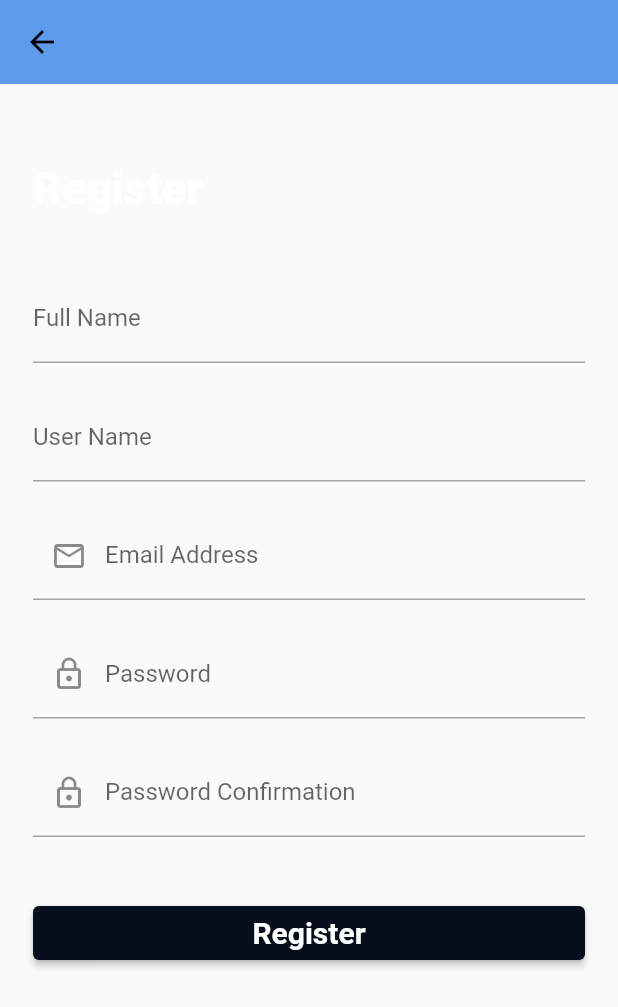
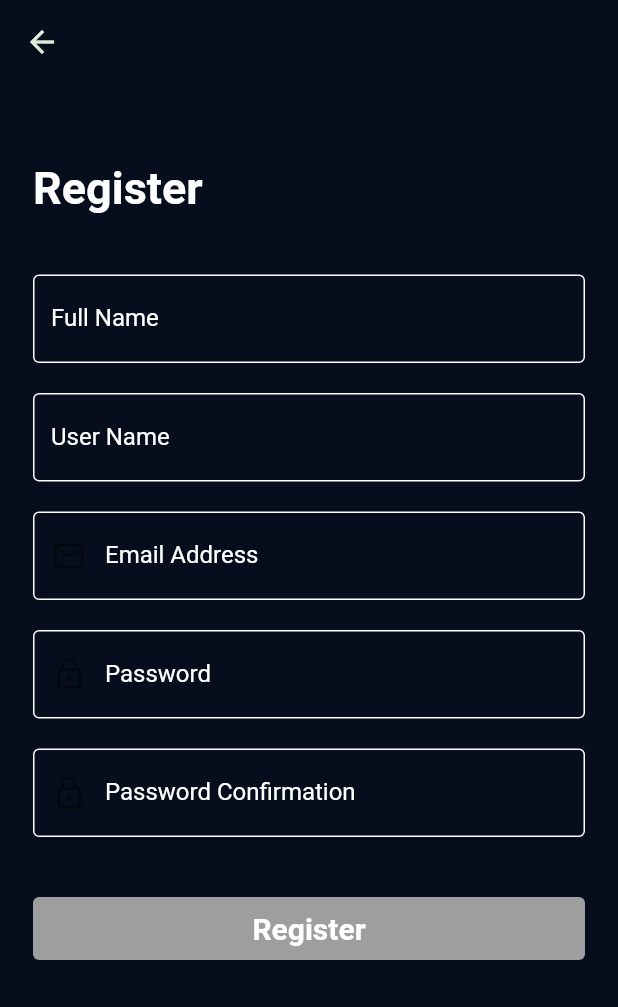
Before and after one commit to kirolos003/ToDo-App, a Flutter app: the screen it shows after launch, after a tap on "Login", after a tap on "Register", on a phone screen of 412 x 824 dp. Shown: the top 1007 px of the screen. Run offline on Flutter 3.47's test engine with Material 2 defaults, Android fonts, the phone set to English and light mode, and no system bars; our stand-ins replace calendar_timeline, cloud_firestore, firebase_auth, firebase_core, flutter_slidable, shared_preferences; accounts and stored records are empty; generated files the repository leaves out were written again.

Commit message:
solved all the problems with the app and enhanced the UI of Login Screen and the Register Screen

```diff
--- a/lib/UI/dialog_util.dart
+++ b/lib/UI/dialog_util.dart
@@ -1,14 +1,18 @@
+import 'package:flutter/cupertino.dart';
 import 'package:flutter/material.dart';
 
-class DialogUtil{
-  static void showLoading(BuildContext context , String message , {bool isDismissAble = true}){
-    showDialog(
+class DialogUtil {
+  static void showLoading(BuildContext context, String message,
+      {bool isDismissAble = true}) {
+    showCupertinoDialog(
       context: context,
       builder: (context) => AlertDialog(
         content: Row(
           children: [
             const CircularProgressIndicator(),
-              const SizedBox(width: 20,),
+            const SizedBox(
+              width: 20,
+            ),
             Text(message),
           ],
         ),
@@ -17,30 +21,30 @@ class DialogUtil{
     );
   }
 
-  static void hideDialog(BuildContext context){
+  static void hideDialog(BuildContext context) {
     Navigator.pop(context);
   }
 
-  static void showMessage(
-      BuildContext context ,
-      String message ,
-      {
-        bool isDismissAble = true  ,
-        String? posActionTitle ,
-        String? negActionTitle ,
+  static void showMessage(BuildContext context, String message,
+      {bool isDismissAble = true,
+      String? posActionTitle,
+      String? negActionTitle,
       Function? posAction,
-        Function? negAction
-      }){
+      Function? negAction}) {
     List<Widget> actions = [];
-    if(negActionTitle != null){
-      actions.add(TextButton(onPressed: (){
+    if (negActionTitle != null) {
+      actions.add(TextButton(
+          onPressed: () {
             negAction?.call();
-      }, child: Text(negActionTitle)));
+          },
+          child: Text(negActionTitle)));
     }
-    if(posActionTitle != null){
-      actions.add(TextButton(onPressed: (){
+    if (posActionTitle != null) {
+      actions.add(TextButton(
+          onPressed: () {
             posAction?.call();
-        }, child: Text(posActionTitle)));
+          },
+          child: Text(posActionTitle)));
     }
     showDialog(
       context: context,
@@ -49,7 +53,10 @@ class DialogUtil{
         content: Row(
           children: [
             Expanded(
-              child: Text(message , maxLines: 5,),
+              child: Text(
+                message,
+                maxLines: 5,
+              ),
             ),
           ],
         ),
--- a/lib/UI/screens/Login/login_screen.dart
+++ b/lib/UI/screens/Login/login_screen.dart
@@ -19,9 +19,17 @@ class LoginScreen extends StatelessWidget {
   Widget build(BuildContext context) {
     AppProvider provider = Provider.of<AppProvider>(context);
     return Scaffold(
-      body: SingleChildScrollView(
-        child: Center(
+      appBar: AppBar(
+        backgroundColor:
+            provider.isDark ? const Color(0xff060E1E) : const Color(0xffDFECDB),
+      ),
+      body: Center(
         child: Container(
+          decoration: BoxDecoration(
+            color: provider.isDark
+                ? const Color(0xff060E1E)
+                : const Color(0xffDFECDB),
+          ),
           width: MediaQuery.of(context).size.width,
           height: MediaQuery.of(context).size.height,
           child: SafeArea(
@@ -43,10 +51,14 @@ class LoginScreen extends StatelessWidget {
                         height: 50,
                       ),
                       defaultTextForm(
+
                         controller: emailController,
                         type: TextInputType.emailAddress,
                         label: "Email Address",
-                          pre: const Icon(Icons.email_outlined),
+                        pre: Icon(Icons.email_outlined,
+                            color: CacheHelper.getData(key: 'isDark') == true
+                                ? Colors.white
+                                : Colors.black),
                         validate: (text) {
                           if (text!.isEmpty) {
                             return 'Email Address cannot be empty';
@@ -62,12 +74,16 @@ class LoginScreen extends StatelessWidget {
                         height: 20,
                       ),
                       defaultTextForm(
-                          pre: const Icon(Icons.lock_outline),
+                        pre: Icon(Icons.lock_outline,
+                            color: CacheHelper.getData(key: 'isDark') == true
+                                ? Colors.white
+                                : Colors.black),
+                        suf: provider.suffix,
                         controller: passwordController,
                         type: TextInputType.visiblePassword,
                         obsecure: true,
                         label: "Password",
-                          isPassword: true,
+                        isPassword: provider.isPassword,
                         validate: (text) {
                           if (text!.isEmpty) {
                             return 'Password cannot be empty';
@@ -87,7 +103,19 @@ class LoginScreen extends StatelessWidget {
                       ),
                       SizedBox(
                         width: double.infinity,
+                        child: SizedBox(
+                          height: 42,
                           child: ElevatedButton(
+                            style: ButtonStyle(
+                              backgroundColor:
+                                  MaterialStateProperty.resolveWith((states) {
+                                if (CacheHelper.getData(key: 'isDark') == true) {
+                                  return Colors.grey;
+                                } else {
+                                  return Colors.black;
+                                }
+                              }),
+                            ),
                             onPressed: () {
                               loginToAccount(context);
                             },
@@ -98,16 +126,17 @@ class LoginScreen extends StatelessWidget {
                             ),
                           ),
                         ),
+                      ),
                       const SizedBox(
                         height: 10,
                       ),
                       Row(
                         mainAxisAlignment: MainAxisAlignment.center,
                         children: [
-                            const Text(
+                           Text(
                             'Don\'t have an account ? ',
-                              style: TextStyle(
-                                color: Colors.black,
+                            style: Theme.of(context).textTheme.titleLarge!.copyWith(
+                              fontSize: 20
                             ),
                           ),
                           TextButton(
@@ -132,7 +161,6 @@ class LoginScreen extends StatelessWidget {
           ),
         ),
       ),
-      ),
     );
   }
 
@@ -150,24 +178,31 @@ class LoginScreen extends StatelessWidget {
         var user = UserDao.getUser(credential.user!.uid);
         DialogUtil.hideDialog(context);
         CacheHelper.saveData(key: "token", value: credential.user!.uid);
-        DialogUtil.showMessage(context, 'This data is so confidential please press confirm to continue' , isDismissAble: false , posActionTitle: "Confirm" , negActionTitle: "Cancel" , negAction: (){
+        DialogUtil.showMessage(context,
+            'This data is so confidential please press confirm to continue',
+            isDismissAble: false,
+            posActionTitle: "Confirm",
+            negActionTitle: "Cancel", negAction: () {
           DialogUtil.hideDialog(context);
           CacheHelper.removeData(key: 'token');
-        } , posAction: (){
-          DialogUtil.showLoading(context, 'Loading ....' , isDismissAble: false);
+        }, posAction: () {
+          DialogUtil.showLoading(context, 'Loading ....', isDismissAble: false);
           navigateAndFinish(context, HomeScreen());
         });
       } else {
-        DialogUtil.showMessage(context, 'Wrong E-mail or Paasword' , posActionTitle: "ok" , posAction: (){
+        DialogUtil.showMessage(context, 'Wrong E-mail or Paasword',
+            posActionTitle: "ok", posAction: () {
           Navigator.pop(context);
         });
       }
     } on FirebaseAuthException catch (_) {
       DialogUtil.hideDialog(context);
-      DialogUtil.showMessage(context, "Authentication failed. Wrong E-mail or Paaswor.");
+      DialogUtil.showMessage(
+          context, "Authentication failed. Wrong E-mail or Paaswor.");
     } catch (e, stackTrace) {
       print("Exception: $e\n$stackTrace");
-      DialogUtil.showMessage(context, "Authentication failed. Please try again later.");
+      DialogUtil.showMessage(
+          context, "Authentication failed. Please try again later.");
     }
   }
 }
--- a/lib/UI/screens/Register/register_screen.dart
+++ b/lib/UI/screens/Register/register_screen.dart
@@ -2,6 +2,7 @@ import 'package:firebase_auth/firebase_auth.dart';
 import 'package:flutter/material.dart';
 import 'package:provider/provider.dart';
 import 'package:todo/FireBaseErrorCodes.dart';
+import 'package:todo/Network/local/cache_helper.dart';
 import 'package:todo/UI/dialog_util.dart';
 import 'package:todo/UI/screens/Login/login_screen.dart';
 import 'package:todo/database/usersDao.dart';
@@ -23,9 +24,17 @@ class RegisterScreen extends StatelessWidget {
   Widget build(BuildContext context) {
     AppProvider provider = Provider.of<AppProvider>(context);
     return Scaffold(
-      appBar: AppBar(),
-      body: SingleChildScrollView(
-        child: Container(
+      appBar: AppBar(
+        iconTheme: IconThemeData(color : provider.isDark ? const Color(0xffDFECDB) : const Color(0xff060E1E)),
+        backgroundColor:
+            provider.isDark ? const Color(0xff060E1E) : const Color(0xffDFECDB),
+      ),
+      body: Container(
+        decoration: BoxDecoration(
+          color: provider.isDark
+              ? const Color(0xff060E1E)
+              : const Color(0xffDFECDB),
+        ),
         width: MediaQuery.of(context).size.width,
         height: MediaQuery.of(context).size.height,
         child: SafeArea(
@@ -147,7 +156,18 @@ class RegisterScreen extends StatelessWidget {
                   ),
                   SizedBox(
                     width: double.infinity,
+                    height: 42,
                     child: ElevatedButton(
+                      style:  ButtonStyle(
+                        backgroundColor:
+                        MaterialStateProperty.resolveWith((states) {
+                          if (CacheHelper.getData(key: 'isDark') == true) {
+                            return Colors.grey;
+                          } else {
+                            return Colors.black;
+                          }
+                        }),
+                      ),
                       onPressed: () async {
                         createAccount(context);
                       },
@@ -166,7 +186,6 @@ class RegisterScreen extends StatelessWidget {
           ),
         ),
       ),
-      ),
     );
   }
 
@@ -180,15 +199,14 @@ class RegisterScreen extends StatelessWidget {
         email: emailController.text,
         password: passwordController.text,
       );
-      await UserDao.createUser(
-        MyUser.User(
+      await UserDao.createUser(MyUser.User(
         id: credential.user?.uid,
         userName: userName.text,
         fullName: fullName.text,
         email: emailController.text,
-        )
-      );
-      DialogUtil.showMessage(context, 'Registered Successfully' , posActionTitle: 'ok' , posAction: (){
+      ));
+      DialogUtil.showMessage(context, 'Registered Successfully',
+          posActionTitle: 'ok', posAction: () {
         navigateAndFinish(context, LoginScreen());
       });
       print(credential.user?.uid);
@@ -198,8 +216,6 @@ class RegisterScreen extends StatelessWidget {
       } else if (e.code == FireBaseErrorCodes.emailInUse) {
         print('The account already exists for that email.');
       }
-    } catch (e) {
-      print(e);
     }
   }
 }
--- a/lib/main.dart
+++ b/lib/main.dart
@@ -22,9 +22,7 @@ void main() async {
       const Settings(cacheSizeBytes: Settings.CACHE_SIZE_UNLIMITED);
   Widget? widget;
   await CacheHelper.init();
-  String? token = await CacheHelper.getData(
-      key: 'token'
-  );
+  String? token = await CacheHelper.getData(key: 'token');
   if (token != null) {
     widget = const HomeScreen();
   } else {
@@ -36,14 +34,21 @@ void main() async {
       create: (BuildContext context) => AppProvider()
         ..changeAppTheme(fromShared: isDark)
         ..changeAppLanguage(fromShared: isEnglish),
-      child: MyApp(isDark: isDark, isEnglish: isEnglish , startWidget: widget,)));
+      child: MyApp(
+        isDark: isDark,
+        isEnglish: isEnglish,
+        startWidget: widget,
+      )));
 }
 
 class MyApp extends StatelessWidget {
   final bool? isDark;
   final String? isEnglish;
   final Widget? startWidget;
-  MyApp({required this.isDark, required this.isEnglish , required this.startWidget});
+  const MyApp(
+      {super.key, required this.isDark,
+      required this.isEnglish,
+      required this.startWidget});
 
   @override
   Widget build(BuildContext context) {
@@ -56,20 +61,23 @@ class MyApp extends StatelessWidget {
       themeMode: provider.isDark ? ThemeMode.dark : ThemeMode.light,
       debugShowCheckedModeBanner: false,
       locale: Locale(provider.isEnglish == 'en' ? 'en' : 'ar'),
-      home: SplashScreen(startWidget: startWidget,),
+      home: SplashScreen(
+        startWidget: startWidget,
+      ),
     );
   }
 }
 
 class SplashScreen extends StatefulWidget {
   final Widget? startWidget;
-  SplashScreen({required this.startWidget});
+  const SplashScreen({super.key, required this.startWidget});
   @override
-  State<SplashScreen> createState() => SplashScreenState(startWidget: startWidget);
+  State<SplashScreen> createState() =>
+      SplashScreenState(startWidget: startWidget);
 }
 
 class SplashScreenState extends State<SplashScreen> {
-  final Widget? startWidget ;
+  final Widget? startWidget;
   SplashScreenState({required this.startWidget});
   @override
   void initState() {
--- a/lib/provider/app_provider.dart
+++ b/lib/provider/app_provider.dart
@@ -22,19 +22,16 @@ class AppProvider extends ChangeNotifier {
     if (fromShared != null) {
       isDark = fromShared;
       notifyListeners();
-      }
-      else {
+    } else {
       isDark = !isDark;
-        CacheHelper.saveData(key: 'isDark', value: isDark).then((value) =>
-            notifyListeners()
-        );
+      CacheHelper.saveData(key: 'isDark', value: isDark)
+          .then((value) => notifyListeners());
     }
   }
 
-  bool isPassword = false;
+  bool isPassword = true;
   IconData suffix = Icons.visibility_off_outlined;
-  void changeSuffixVisibility()
-  {
+  void changeSuffixVisibility() {
     isPassword = !isPassword;
     suffix = isPassword ? Icons.visibility_off_outlined : Icons.visibility;
     notifyListeners();
@@ -42,26 +39,24 @@ class AppProvider extends ChangeNotifier {
 
   List<Task> tasks = [];
   DateTime selectedDate = DateTime.now();
-
   void getTasks({String? uid}) async {
-    var tasksCollection = TasksDao.getTasksCollection(CacheHelper.getData(key: 'token'));
+    var tasksCollection =
+        TasksDao.getTasksCollection(CacheHelper.getData(key: 'token'));
     var querySnapshot = await tasksCollection.get();
     tasks = querySnapshot.docs.map((doc) {
       return doc.data();
     }).toList();
     notifyListeners();
     tasks = tasks.where((task) {
-      if(
-      task.time?.day == selectedDate.day &&
+      if (task.time?.day == selectedDate.day &&
           task.time?.month == selectedDate.month &&
-          selectedDate.year == task.time?.year){
+          selectedDate.year == task.time?.year) {
         return true;
-      }else{
+      } else {
         return false;
       }
     }).toList();
-
-    tasks.sort((Task task1 , Task task2){
+    tasks.sort((Task task1, Task task2) {
       // 0 => in the compare if they are equal it will return 0
       // 1 => in the compare if the task 2 is greater than task 1 it will return 1
       // -1 => in the compare if the task 2 is greater than task 1 it will return -1
@@ -71,25 +66,27 @@ class AppProvider extends ChangeNotifier {
     notifyListeners();
   }
 
-  void changeDate(DateTime newDate){
+  void changeDate(DateTime newDate) {
     selectedDate = newDate;
     getTasks();
   }
 
-  static Future<void> deleteTask(Task task , String uid) {
-    return TasksDao.getTasksCollection(uid).doc(task.id).delete().timeout(const Duration(seconds: 1) , onTimeout: (){
-    });
+  static Future<void> deleteTask(Task task, String uid) {
+    return TasksDao.getTasksCollection(uid)
+        .doc(task.id)
+        .delete()
+        .timeout(const Duration(seconds: 1), onTimeout: () {});
   }
-
-
-
 
   bool taskChecked = false;
 
   Future<void> updateTask(Task task, String uid, {bool isDone = false}) {
-    return TasksDao.getTasksCollection(uid)
-        .doc(task.id)
-        .update({'isDone': isDone , 'title' : task.title , 'description' : task.description ,'time' :task.time}).timeout(const Duration(milliseconds: 500) , onTimeout: (){
+    return TasksDao.getTasksCollection(uid).doc(task.id).update({
+      'isDone': isDone,
+      'title': task.title,
+      'description': task.description,
+      'time': task.time
+    }).timeout(const Duration(milliseconds: 500), onTimeout: () {
       taskChecked = isDone;
       notifyListeners();
     });
--- a/lib/shared/components.dart
+++ b/lib/shared/components.dart
@@ -1,4 +1,6 @@
 import 'package:flutter/material.dart';
+
+import '../Network/local/cache_helper.dart';
 
 Widget defaultButton({
   Color background = Colors.blue,
@@ -41,6 +43,7 @@ Widget defaultTextForm({
   bool isClickable = true,
 }) =>
     TextFormField(
+      style: TextStyle(color:CacheHelper.getData(key: 'isDark') ? const Color(0xffDFECDB) : const Color(0xff060E1E)), // Text color
       controller: controller,
       keyboardType: type,
       enabled: isClickable,
@@ -49,15 +52,31 @@ Widget defaultTextForm({
       onChanged: onchange,
       //onTap: onTap,
       decoration: InputDecoration(
+        hintStyle: TextStyle(color: Colors.grey), // Hint text color
+        labelStyle: TextStyle(
+            color: CacheHelper.getData(key: 'isDark') == true
+                ? Colors.white
+                : Colors.black), // Set label color here
+        enabledBorder: OutlineInputBorder(
+          borderSide: BorderSide(
+              color: CacheHelper.getData(key: 'isDark') == true
+                  ? Colors.white
+                  : Colors.black),
+        ),
+        focusedBorder: OutlineInputBorder(
+          borderSide: BorderSide(color: CacheHelper.getData(key: 'isDark')
+              ? Colors.white
+              : Colors.black), // Border color when the field is focused
+        ),
         hintText: hintText,
         labelText: label,
         border: UnderlineInputBorder(),
         prefixIcon: pre,
         suffixIcon: suf != null
             ? IconButton(
-          onPressed: suffixPressed,
-          icon: Icon(suf),
-        )
+                onPressed: suffixPressed,
+                icon: Icon(suf),
+              )
             : null,
       ),
       validator: validate,
```
Also changed, not shown: lib/UI/screens/Home/home_screen.dart (+30 -16 lines), lib/UI/screens/Settings/setting_screen.dart (+97 -67 lines), lib/UI/screens/Todos/list_screen.dart (+62 -33 lines), lib/UI/screens/Todos_Details/todo_details.dart (+46 -39 lines). Lines whose indentation alone changed are shown as unchanged.
